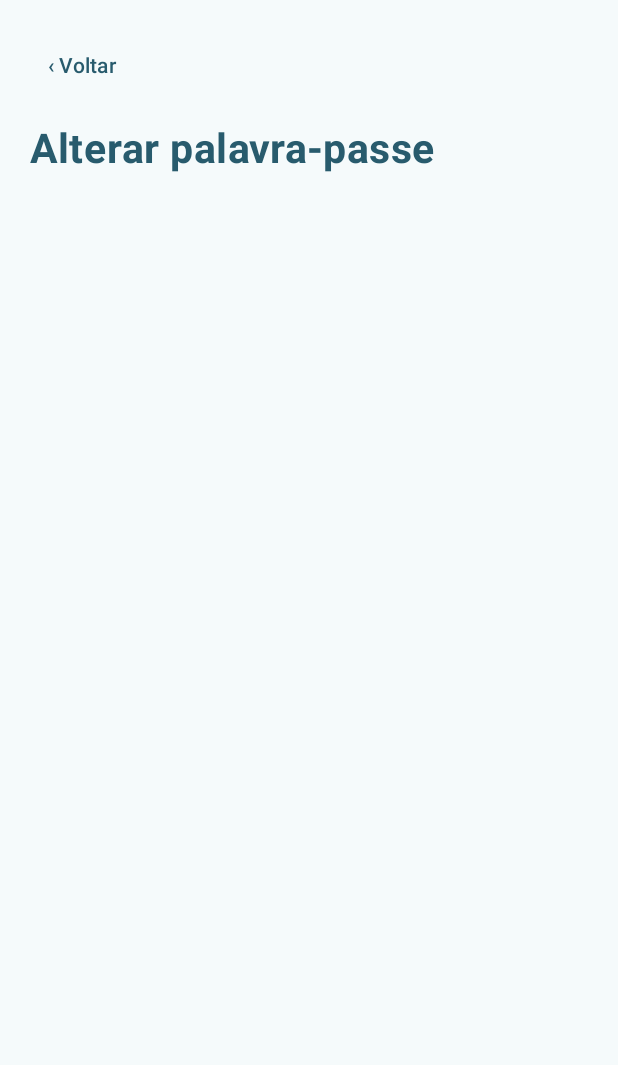
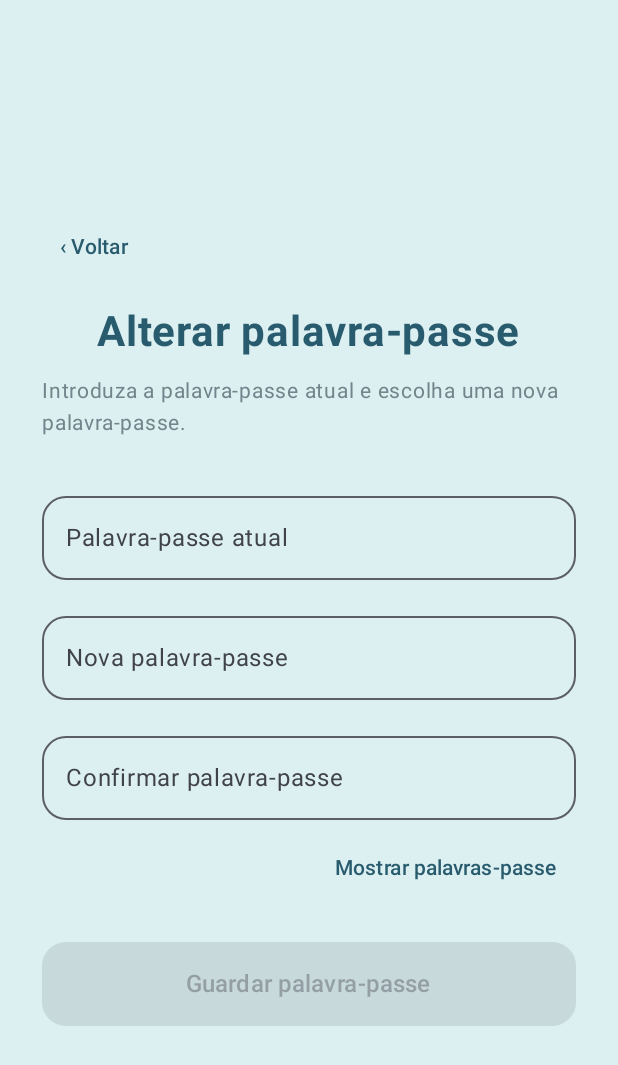
Before and after one commit to catarinabenido126/SyncoWatch, an Android app built with Jetpack Compose: the composable CaregiverMore shown on its own in the app's theme, after a tap on an icon or button, on a phone screen of 412 x 824 dp. Shown: the top 1065 px of the screen. Run offline under Robolectric (Android 15) with nearby library versions, the phone set to English and light mode, and no system bars.

Commit message:
Adaptei a alteração da palavra-passe e as definições aos dois perfis

```diff
--- a/app/src/main/java/com/syncowatch/app/ui/caregiver/CaregiverNavigation.kt
+++ b/app/src/main/java/com/syncowatch/app/ui/caregiver/CaregiverNavigation.kt
@@ -8,6 +8,7 @@ import androidx.compose.runtime.*
 import androidx.compose.runtime.saveable.rememberSaveable
 import androidx.compose.ui.Modifier
 import androidx.compose.ui.text.font.FontWeight
+import com.syncowatch.app.ui.login.ChangePasswordScreen
 import androidx.compose.ui.unit.dp
 import androidx.compose.ui.unit.sp
 
@@ -196,8 +197,9 @@ private fun CaregiverMore(
 
         "password" -> {
 
-            CaregiverSimplePage(
-                titulo = "Alterar palavra-passe",
+            ChangePasswordScreen(
+                primeiroAcesso = false,
+                onGuardar = {},
                 onVoltar = {
                     ecraAtual = "principal"
                 }
--- a/app/src/main/java/com/syncowatch/app/ui/login/ChangePasswordScreen.kt
+++ b/app/src/main/java/com/syncowatch/app/ui/login/ChangePasswordScreen.kt
@@ -25,8 +25,15 @@ import com.syncowatch.app.ui.SyncoWatchColors
 fun ChangePasswordScreen(
     onGuardar: (String) -> Unit,
     emCarregamento: Boolean = false,
-    mensagemErro: String? = null
+    mensagemErro: String? = null,
+    primeiroAcesso: Boolean = true,
+    onVoltar: (() -> Unit)? = null,
+    onGuardarAlteracao: ((String, String) -> Unit)? = null
 ) {
+
+    var palavraPasseAtual by rememberSaveable {
+        mutableStateOf("")
+    }
 
     var novaPalavraPasse by rememberSaveable {
         mutableStateOf("")
@@ -49,8 +56,13 @@ fun ChangePasswordScreen(
     val passwordsIguais =
         novaPalavraPasse == confirmarPalavraPasse
 
+    val palavraPasseAtualValida =
+        primeiroAcesso || palavraPasseAtual.isNotBlank()
+
     val formularioValido =
-        tamanhoValido && passwordsIguais
+        tamanhoValido &&
+                passwordsIguais &&
+                palavraPasseAtualValida
 
     Column(
         modifier = Modifier
@@ -63,10 +75,27 @@ fun ChangePasswordScreen(
         verticalArrangement = Arrangement.Center
     ) {
 
-        // CABEÇALHO
+        if (!primeiroAcesso && onVoltar != null) {
+
+            TextButton(
+                onClick = onVoltar,
+                modifier = Modifier.align(Alignment.Start)
+            ) {
+                Text(
+                    text = "‹ Voltar",
+                    color = SyncoWatchColors.AzulPetroleo
+                )
+            }
+
+            Spacer(Modifier.height(16.dp))
+        }
 
         Text(
-            text = "Definir palavra-passe",
+            text = if (primeiroAcesso) {
+                "Definir palavra-passe"
+            } else {
+                "Alterar palavra-passe"
+            },
             fontSize = 28.sp,
             fontWeight = FontWeight.Bold,
             color = SyncoWatchColors.AzulPetroleo
@@ -75,13 +104,47 @@ fun ChangePasswordScreen(
         Spacer(Modifier.height(12.dp))
 
         Text(
-            text = "Por motivos de segurança, deve definir uma nova palavra-passe antes de continuar.",
+            text = if (primeiroAcesso) {
+                "Por motivos de segurança, deve definir uma nova palavra-passe antes de continuar."
+            } else {
+                "Introduza a palavra-passe atual e escolha uma nova palavra-passe."
+            },
             fontSize = 14.sp,
             lineHeight = 21.sp,
             color = SyncoWatchColors.TextoSecundario
         )
 
         Spacer(Modifier.height(30.dp))
+
+        // PALAVRA-PASSE ATUAL
+
+        if (!primeiroAcesso) {
+
+            OutlinedTextField(
+                value = palavraPasseAtual,
+                onValueChange = {
+                    palavraPasseAtual = it
+                    mostrarErros = false
+                },
+                label = {
+                    Text("Palavra-passe atual")
+                },
+                singleLine = true,
+                enabled = !emCarregamento,
+                visualTransformation = if (mostrarPassword) {
+                    VisualTransformation.None
+                } else {
+                    PasswordVisualTransformation()
+                },
+                keyboardOptions = KeyboardOptions(
+                    keyboardType = KeyboardType.Password
+                ),
+                shape = RoundedCornerShape(16.dp),
+                modifier = Modifier.fillMaxWidth()
+            )
+
+            Spacer(Modifier.height(16.dp))
+        }
 
         // NOVA PALAVRA-PASSE
 
@@ -137,15 +200,12 @@ fun ChangePasswordScreen(
 
         Spacer(Modifier.height(8.dp))
 
-        // MOSTRAR / OCULTAR
-
         TextButton(
             onClick = {
                 mostrarPassword = !mostrarPassword
             },
             modifier = Modifier.align(Alignment.End)
         ) {
-
             Text(
                 text = if (mostrarPassword) {
                     "Ocultar palavras-passe"
@@ -160,17 +220,23 @@ fun ChangePasswordScreen(
 
         if (mostrarErros) {
 
+            if (!palavraPasseAtualValida) {
+                Text(
+                    text = "Introduza a palavra-passe atual.",
+                    color = MaterialTheme.colorScheme.error,
+                    fontSize = 12.sp
+                )
+            }
+
             if (!tamanhoValido) {
-
                 Text(
-                    text = "A palavra-passe deve ter pelo menos 8 caracteres.",
+                    text = "A nova palavra-passe deve ter pelo menos 8 caracteres.",
                     color = MaterialTheme.colorScheme.error,
                     fontSize = 12.sp
                 )
             }
 
             if (tamanhoValido && !passwordsIguais) {
-
                 Text(
                     text = "As palavras-passe não coincidem.",
                     color = MaterialTheme.colorScheme.error,
@@ -192,17 +258,25 @@ fun ChangePasswordScreen(
 
         Spacer(Modifier.height(25.dp))
 
-        // GUARDAR
-
         Button(
             onClick = {
+
                 mostrarErros = true
 
                 if (formularioValido) {
-                    onGuardar(novaPalavraPasse)
+
+                    if (primeiroAcesso) {
+                        onGuardar(novaPalavraPasse)
+                    } else {
+                        onGuardarAlteracao?.invoke(
+                            palavraPasseAtual,
+                            novaPalavraPasse
+                        )
+                    }
                 }
             },
-            enabled = !emCarregamento,
+            enabled = !emCarregamento &&
+                    (primeiroAcesso || onGuardarAlteracao != null),
             modifier = Modifier
                 .fillMaxWidth()
                 .height(56.dp),
```
Also changed, not shown: app/src/main/java/com/syncowatch/app/ui/patient/PatientSettings.kt (+12 -7 lines).
